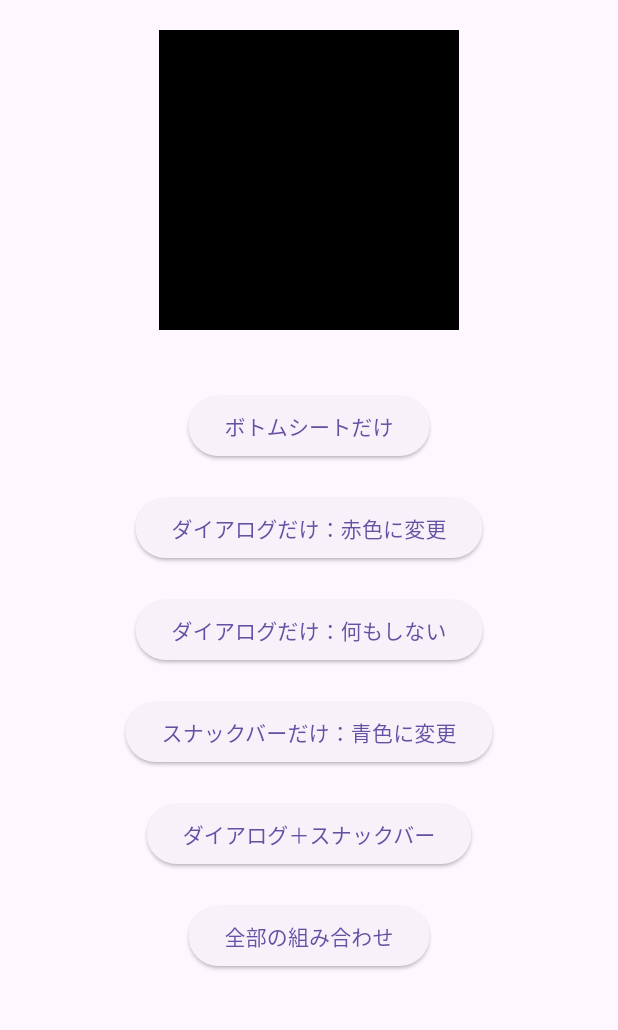
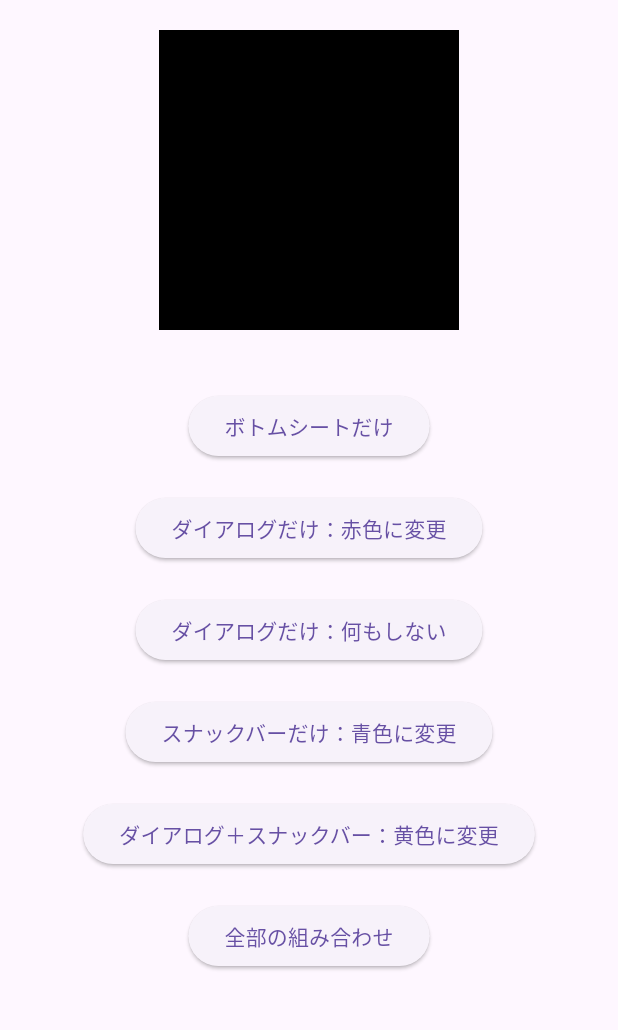
Before and after one commit to HaruhikoMotokawa/shared_widgets, a Flutter app: the screen it shows after launch, on a phone screen of 412 x 824 dp, the part 114-1144 px from its top. Run offline on Flutter 3.47's test engine with Material 3 defaults, Android fonts, the phone set to English and light mode, and no system bars; our stand-ins replace flutter_hooks, gap.

Commit message:
fix: 文字列修正

```diff
--- a/lib/my_home_page/my_home_page.dart
+++ b/lib/my_home_page/my_home_page.dart
@@ -164,7 +164,7 @@ class _DialogAndSnackBarButton extends StatelessWidget {
           showCustomSnackbar(context, '黄色に変更しました');
         }
       },
-      child: const Text('ダイアログ＋スナックバー'),
+      child: const Text('ダイアログ＋スナックバー：黄色に変更'),
     );
   }
 }
```
